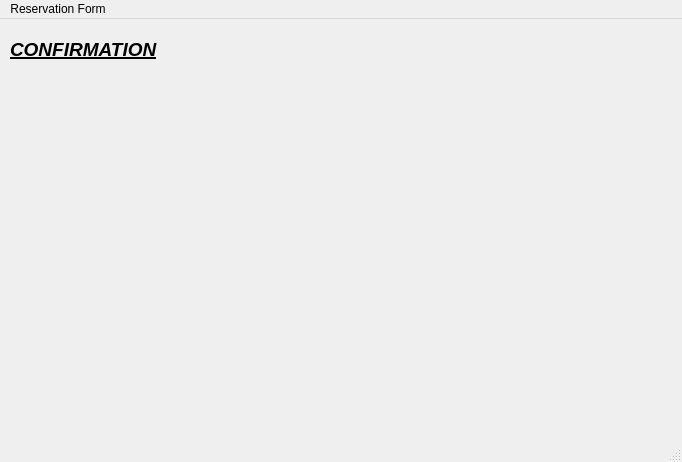
Above: mainwindow.ui from JMielbrecht-Class-Projects/Lab2_CSC3220_ReservationForm_JMielbrecht before the change. Below: the same form after it.
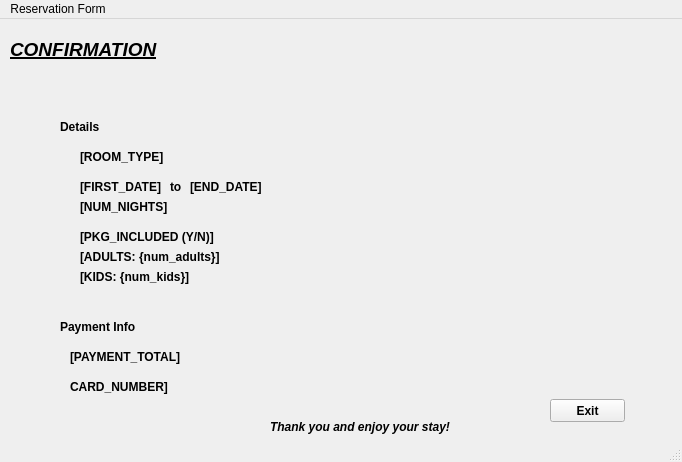
That is the form after the change. The open tabs and pages were chosen to show the change.

Commit message: Added Confirmation Page

Patch:
```diff
--- a/mainwindow.ui
+++ b/mainwindow.ui
@@ -589,6 +589,193 @@
        <string>CONFIRMATION</string>
       </property>
      </widget>
+     <widget class="QLabel" name="label_4">
+      <property name="geometry">
+       <rect>
+        <x>60</x>
+        <y>100</y>
+        <width>81</width>
+        <height>16</height>
+       </rect>
+      </property>
+      <property name="text">
+       <string>Details</string>
+      </property>
+     </widget>
+     <widget class="QLabel" name="label_5">
+      <property name="geometry">
+       <rect>
+        <x>60</x>
+        <y>300</y>
+        <width>111</width>
+        <height>16</height>
+       </rect>
+      </property>
+      <property name="text">
+       <string>Payment Info</string>
+      </property>
+     </widget>
+     <widget class="QLabel" name="label_6">
+      <property name="geometry">
+       <rect>
+        <x>80</x>
+        <y>130</y>
+        <width>91</width>
+        <height>16</height>
+       </rect>
+      </property>
+      <property name="text">
+       <string>[ROOM_TYPE]</string>
+      </property>
+     </widget>
+     <widget class="QLabel" name="label_7">
+      <property name="geometry">
+       <rect>
+        <x>80</x>
+        <y>160</y>
+        <width>91</width>
+        <height>16</height>
+       </rect>
+      </property>
+      <property name="text">
+       <string>[FIRST_DATE]</string>
+      </property>
+     </widget>
+     <widget class="QLabel" name="label_8">
+      <property name="geometry">
+       <rect>
+        <x>170</x>
+        <y>160</y>
+        <width>21</width>
+        <height>16</height>
+       </rect>
+      </property>
+      <property name="text">
+       <string>to</string>
+      </property>
+     </widget>
+     <widget class="QLabel" name="label_9">
+      <property name="geometry">
+       <rect>
+        <x>190</x>
+        <y>160</y>
+        <width>81</width>
+        <height>16</height>
+       </rect>
+      </property>
+      <property name="text">
+       <string>[END_DATE]</string>
+      </property>
+     </widget>
+     <widget class="QLabel" name="label_10">
+      <property name="geometry">
+       <rect>
+        <x>80</x>
+        <y>180</y>
+        <width>91</width>
+        <height>16</height>
+       </rect>
+      </property>
+      <property name="text">
+       <string>[NUM_NIGHTS]</string>
+      </property>
+     </widget>
+     <widget class="QLabel" name="label_11">
+      <property name="geometry">
+       <rect>
+        <x>80</x>
+        <y>210</y>
+        <width>141</width>
+        <height>16</height>
+       </rect>
+      </property>
+      <property name="text">
+       <string>[PKG_INCLUDED (Y/N)]</string>
+      </property>
+     </widget>
+     <widget class="QLabel" name="label_12">
+      <property name="geometry">
+       <rect>
+        <x>80</x>
+        <y>230</y>
+        <width>161</width>
+        <height>16</height>
+       </rect>
+      </property>
+      <property name="text">
+       <string>[ADULTS: {num_adults}]</string>
+      </property>
+     </widget>
+     <widget class="QLabel" name="label_13">
+      <property name="geometry">
+       <rect>
+        <x>80</x>
+        <y>250</y>
+        <width>141</width>
+        <height>16</height>
+       </rect>
+      </property>
+      <property name="text">
+       <string>[KIDS: {num_kids}]</string>
+      </property>
+     </widget>
+     <widget class="QLabel" name="label_14">
+      <property name="geometry">
+       <rect>
+        <x>70</x>
+        <y>330</y>
+        <width>111</width>
+        <height>16</height>
+       </rect>
+      </property>
+      <property name="text">
+       <string>[PAYMENT_TOTAL]</string>
+      </property>
+     </widget>
+     <widget class="QLabel" name="label_15">
+      <property name="geometry">
+       <rect>
+        <x>70</x>
+        <y>360</y>
+        <width>141</width>
+        <height>16</height>
+       </rect>
+      </property>
+      <property name="text">
+       <string>CARD_NUMBER]</string>
+      </property>
+     </widget>
+     <widget class="QLabel" name="label_16">
+      <property name="geometry">
+       <rect>
+        <x>270</x>
+        <y>400</y>
+        <width>201</width>
+        <height>16</height>
+       </rect>
+      </property>
+      <property name="font">
+       <font>
+        <italic>true</italic>
+       </font>
+      </property>
+      <property name="text">
+       <string>Thank you and enjoy your stay!</string>
+      </property>
+     </widget>
+     <widget class="QPushButton" name="pushButton_3">
+      <property name="geometry">
+       <rect>
+        <x>550</x>
+        <y>380</y>
+        <width>75</width>
+        <height>23</height>
+       </rect>
+      </property>
+      <property name="text">
+       <string>Exit</string>
+      </property>
+     </widget>
     </widget>
     <widget class="QWidget" name="page">
      <widget class="QLabel" name="label_2">
```
Left out of the diff: 2 changed lines with no effect on the pictures.
